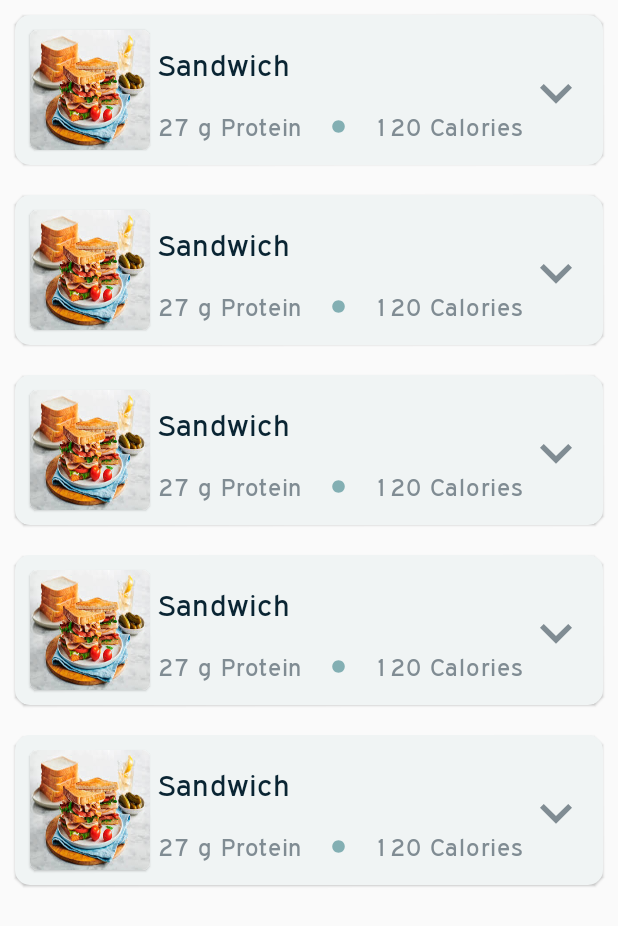
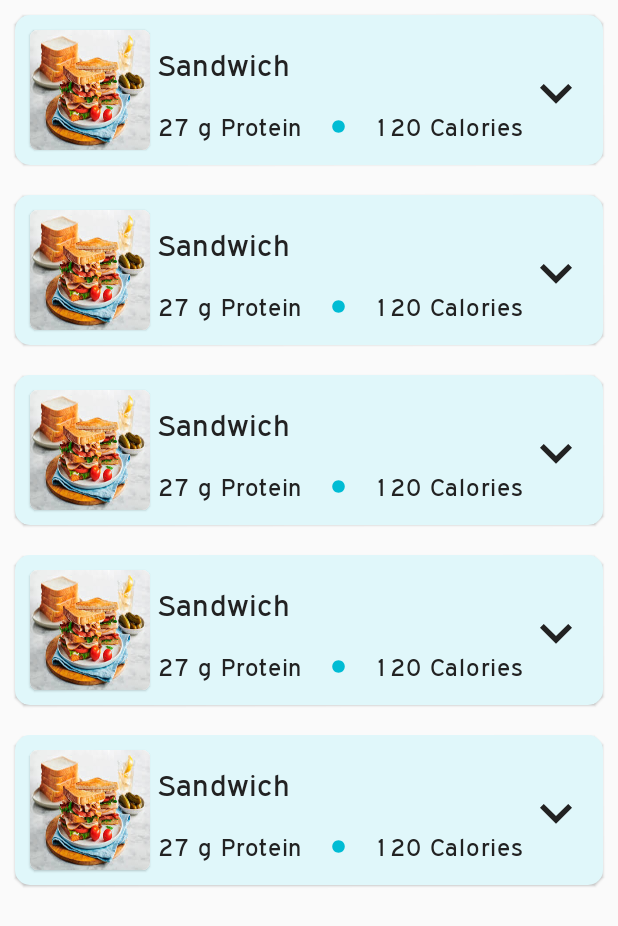
Before and after one commit to daly64/Receplio, an Android app built with Jetpack Compose: the screen it shows after launch (MainActivity), on a phone screen of 412 x 824 dp. Shown: the top 926 px of the screen. Run offline under Robolectric (Android 15) with nearby library versions, the phone set to English and light mode, and no system bars.

Commit message:
new commit : update colors

```diff
--- a/app/src/main/java/com/example/receplio/recipeCard.kt
+++ b/app/src/main/java/com/example/receplio/recipeCard.kt
@@ -12,10 +12,7 @@ import androidx.compose.ui.layout.ContentScale
 import androidx.compose.ui.res.painterResource
 import androidx.compose.ui.tooling.preview.Preview
 import androidx.compose.ui.unit.dp
-import com.example.receplio.ui.theme.Shapes
-import com.example.receplio.ui.theme.Typography
-import com.example.receplio.ui.theme.cardBackgroundColor
-import com.example.receplio.ui.theme.secondaryColor
+import com.example.receplio.ui.theme.*
 
 
 @Composable
@@ -27,7 +24,7 @@ fun RecipeCard() {
             .padding(10.dp)
             .height(100.dp),
         shape = Shapes.large,
-        backgroundColor = cardBackgroundColor
+        backgroundColor = lightMainColor
     )
     {
         Row(modifier = Modifier.padding(10.dp)) {
@@ -78,7 +75,7 @@ fun RecipeCard() {
                     painter = painterResource(id = R.drawable.arrow_down),
                     contentDescription = "arrow down",
                     Modifier.fillMaxSize(),
-                    tint = secondaryColor
+                    tint = blackColor
                 )
             }
         }
--- a/app/src/main/java/com/example/receplio/ui/theme/Color.kt
+++ b/app/src/main/java/com/example/receplio/ui/theme/Color.kt
@@ -4,9 +4,10 @@ import androidx.compose.ui.graphics.Color
 
 
 
-//val blackColor = Color(0xFF000000)
-val whiteColor = Color(0xFFFFFFFF)
-val cardBackgroundColor = Color(0xFFF0F4F4)
-val mainTextColor= Color(0xFF0A2533)
-val mainColor = Color(0xFF85B1B4)
-val secondaryColor = Color(0xFF808C93)
+
+
+val blackColor = Color(0xFF222222)
+val whiteColor = Color(0xFFFAFAFA)
+val mainColor = Color(0xFF00BCD4)
+val lightMainColor = Color(0xFFE0F7FA)
+val darkMainColor = Color(0xFF006064)
--- a/app/src/main/java/com/example/receplio/ui/theme/Theme.kt
+++ b/app/src/main/java/com/example/receplio/ui/theme/Theme.kt
@@ -26,8 +26,8 @@ onSurface = Color.Black,
 
 private val ColorPalette = lightColors(
     primary = mainColor,
-    primaryVariant = mainTextColor,
-    secondary = secondaryColor,
+    primaryVariant = darkMainColor,
+    secondary = lightMainColor,
     background=whiteColor
 )
 
--- a/app/src/main/java/com/example/receplio/ui/theme/Type.kt
+++ b/app/src/main/java/com/example/receplio/ui/theme/Type.kt
@@ -17,12 +17,12 @@ val Typography = Typography(
     body1 = TextStyle(
         fontFamily = expressWay,
         fontSize = 16.sp,
-        color = secondaryColor,
+        color = blackColor,
         letterSpacing = 0.5.sp
     ),
     h6 = TextStyle(
         fontFamily = expressWayBold,
-        color = mainTextColor,
+        color = blackColor,
         fontSize = 20.sp,
         letterSpacing = 0.15.sp
     )
--- a/app/src/main/res/drawable/dote.xml
+++ b/app/src/main/res/drawable/dote.xml
@@ -1,4 +1,4 @@
-<vector android:height="10dp" android:tint="#83AFB3"
+<vector android:height="10dp" android:tint="#00BCD4"
     android:viewportHeight="24" android:viewportWidth="24"
     android:width="10dp" xmlns:android="http://schemas.android.com/apk/res/android">
     <path android:fillColor="@android:color/white" android:pathData="M12,2C6.47,2 2,6.47 2,12s4.47,10 10,10 10,-4.47 10,-10S17.53,2 12,2z"/>
```
